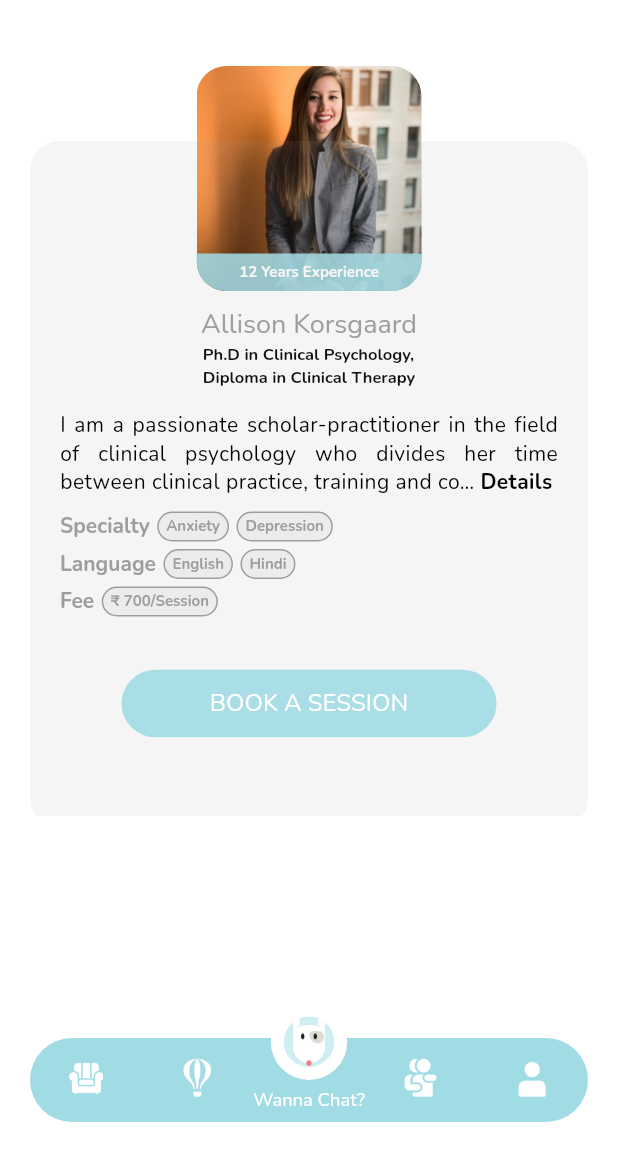
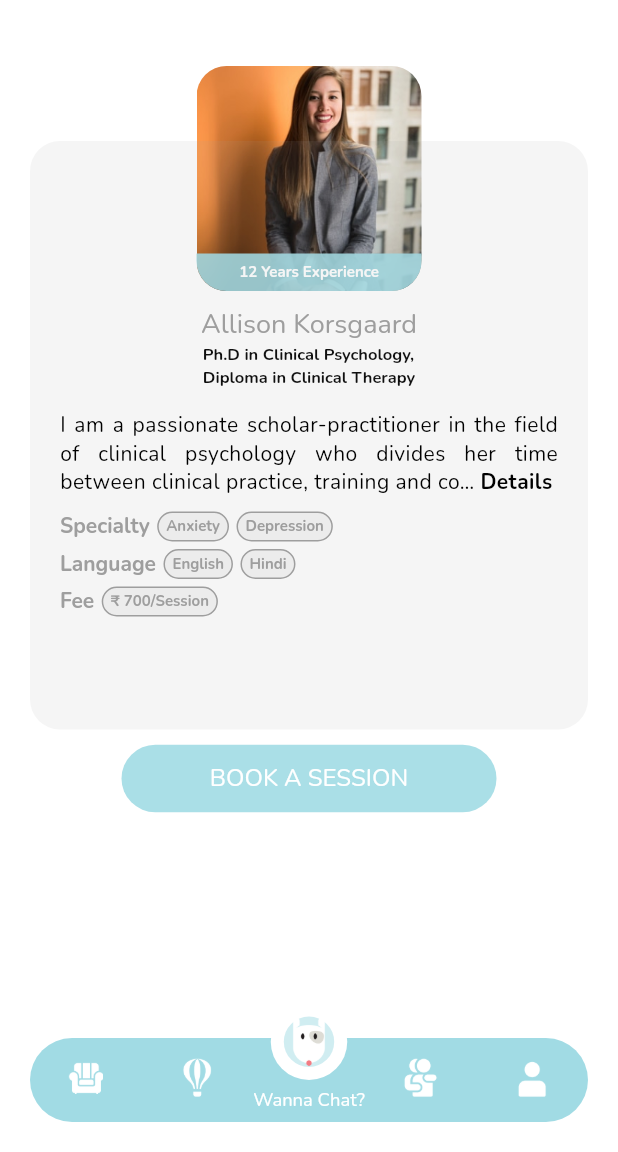
Before and after one commit to herocodess/napses_assignment, a Flutter app: the screen it shows after launch, on a phone screen of 412 x 824 dp, the part 84-1236 px from its top. Run offline on Flutter 3.47's test engine with Material 2 defaults, Android fonts, the phone set to English and light mode, and no system bars; drawn by our look-alikes of persistent_bottom_nav_bar, readmore; our stand-ins replace google_fonts, table_calendar.

Commit message:
✅ Update

```diff
--- a/lib/screens/browse_therapist_screen.dart
+++ b/lib/screens/browse_therapist_screen.dart
@@ -32,7 +32,7 @@ class _BrowseTherapistScreenState extends State<BrowseTherapistScreen> {
         physics: AlwaysScrollableScrollPhysics(),
         padding: const EdgeInsets.all(20),
         child: SizedBox(
-          height: 500,
+          height: 600,
           child: Stack(
             fit: StackFit.loose,
             children: [
@@ -103,8 +103,8 @@ class _BrowseTherapistScreenState extends State<BrowseTherapistScreen> {
                 offset: Offset(0, 50),
                 child: Container(
                   height: isExpanded == true
-                      ? MediaQuery.of(context).size.height / 1.5
-                      : MediaQuery.of(context).size.height / 1.8,
+                      ? MediaQuery.of(context).size.height / 1.7
+                      : MediaQuery.of(context).size.height / 2.1,
                   width: double.maxFinite,
                   decoration: BoxDecoration(
                     color: AppColors.kGrey.withOpacity(0.1),
@@ -231,7 +231,7 @@ class _BrowseTherapistScreenState extends State<BrowseTherapistScreen> {
                 top: 0,
                 left: 0,
                 right: 0,
-                bottom: isExpanded == true ? -500 : -350,
+                bottom: isExpanded == true ? -550 : -350,
                 child: GestureDetector(
                   onTap: () => pushNewScreen(
                     context,
--- a/lib/screens/widgets/additional_message.dart
+++ b/lib/screens/widgets/additional_message.dart
@@ -22,7 +22,7 @@ class AdditionalMessageWidget extends StatelessWidget {
           AppSpacers.height(20),
           InputDetailsWidget(
             height: 150,
-            hint: "Briefly explain what would you like \nto get help in",
+            hint: "Briefly explain what would you like to get help in",
           ),
         ],
       ),
```
Also changed, not shown: 1 other file.
